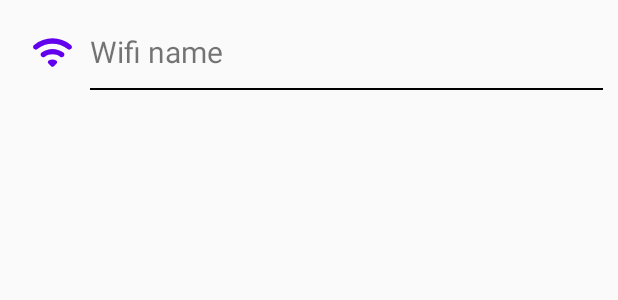
After one commit to sanjeev309/foresight, an Android app: the layout wifi_list_item.xml on its own in the app's theme, with its tools: preview values and no code run, on a phone screen of 412 x 824 dp. The commit adds this screen. Shown: the top 300 px of the screen. Run offline under Robolectric (Android 15) with nearby library versions, the phone set to English and light mode, and no system bars.

Commit message:
feat(Wifi Scanning): Showing results of available wifi on home screen

```diff
--- a/Android/app/src/main/AndroidManifest.xml
+++ b/Android/app/src/main/AndroidManifest.xml
@@ -1,6 +1,11 @@
 <?xml version="1.0" encoding="utf-8"?>
 <manifest xmlns:android="http://schemas.android.com/apk/res/android"
     package="com.cliqueraft.android">
+
+    <uses-permission android:name="android.permission.ACCESS_FINE_LOCATION" />
+    <uses-permission android:name="android.permission.ACCESS_COARSE_LOCATION" />
+    <uses-permission android:name="android.permission.ACCESS_WIFI_STATE"/>
+    <uses-permission android:name="android.permission.CHANGE_WIFI_STATE"/>
 
     <application
         android:allowBackup="true"
--- /dev/null
+++ b/Android/app/src/main/res/drawable/ic_wifi.xml
@@ -0,0 +1,9 @@
+<vector xmlns:android="http://schemas.android.com/apk/res/android"
+    android:width="24dp"
+    android:height="24dp"
+    android:viewportWidth="24"
+    android:viewportHeight="24">
+  <path
+      android:fillColor="@color/purple_500"
+      android:pathData="M2.06,10.06c0.51,0.51 1.32,0.56 1.87,0.1 4.67,-3.84 11.45,-3.84 16.13,-0.01 0.56,0.46 1.38,0.42 1.89,-0.09 0.59,-0.59 0.55,-1.57 -0.1,-2.1 -5.71,-4.67 -13.97,-4.67 -19.69,0 -0.65,0.52 -0.7,1.5 -0.1,2.1zM9.82,17.82l1.47,1.47c0.39,0.39 1.02,0.39 1.41,0l1.47,-1.47c0.47,-0.47 0.37,-1.28 -0.23,-1.59 -1.22,-0.63 -2.68,-0.63 -3.91,0 -0.57,0.31 -0.68,1.12 -0.21,1.59zM6.09,14.09c0.49,0.49 1.26,0.54 1.83,0.13 2.44,-1.73 5.72,-1.73 8.16,0 0.57,0.4 1.34,0.36 1.83,-0.13l0.01,-0.01c0.6,-0.6 0.56,-1.62 -0.13,-2.11 -3.44,-2.49 -8.13,-2.49 -11.58,0 -0.69,0.5 -0.73,1.51 -0.12,2.12z"/>
+</vector>
--- /dev/null
+++ b/Android/app/src/main/res/layout/wifi_list_item.xml
@@ -0,0 +1,45 @@
+<?xml version="1.0" encoding="utf-8"?>
+<RelativeLayout
+    xmlns:android="http://schemas.android.com/apk/res/android"
+    android:layout_width="match_parent"
+    android:layout_height="wrap_content"
+    android:padding="10dp">
+
+    <LinearLayout
+        android:layout_width="match_parent"
+        android:layout_height="50dp"
+        android:paddingStart="10dp"
+        android:gravity="center_vertical"
+        android:orientation="horizontal">
+
+        <ImageView
+            android:layout_width="30dp"
+            android:layout_height="30dp"
+            android:src="@drawable/ic_wifi"/>
+
+        <LinearLayout
+            android:layout_width="match_parent"
+            android:layout_height="match_parent"
+            android:layout_marginStart="10dp"
+            android:orientation="vertical">
+
+            <TextView
+                android:id="@+id/wifi_name"
+                android:layout_width="match_parent"
+                android:layout_height="0dp"
+                android:text="@string/wifi_name"
+                android:textSize="@dimen/description"
+                android:gravity="center_vertical"
+                android:layout_weight="1"/>
+
+            <View
+                android:layout_width="match_parent"
+                android:layout_height="1dp"
+                android:background="@android:color/black"
+                android:layout_gravity="bottom"/>
+
+        </LinearLayout>
+
+    </LinearLayout>
+
+</RelativeLayout>
--- /dev/null
+++ b/Android/app/src/main/res/values/dimens.xml
@@ -0,0 +1,4 @@
+<?xml version="1.0" encoding="utf-8"?>
+<resources>
+    <dimen name="description">20sp</dimen>
+</resources>
--- a/Android/app/src/main/res/values/strings.xml
+++ b/Android/app/src/main/res/values/strings.xml
@@ -1,3 +1,4 @@
 <resources>
     <string name="app_name">Android</string>
+    <string name="wifi_name">Wifi name</string>
 </resources>
```
Also changed, not shown: Android/app/src/main/java/com/cliqueraft/android/MainActivity.java (+93 -0 lines), Android/app/src/main/java/com/cliqueraft/android/adapter/WifiAdapter.java (added, +50 -0 lines), Android/app/src/main/java/com/cliqueraft/android/modal/WifiModal.java (added, +19 -0 lines), Android/app/src/main/java/com/cliqueraft/android/utils/WifiReceiver.java (added, +45 -0 lines), Android/app/src/main/res/layout/activity_main.xml (+6 -6 lines).
